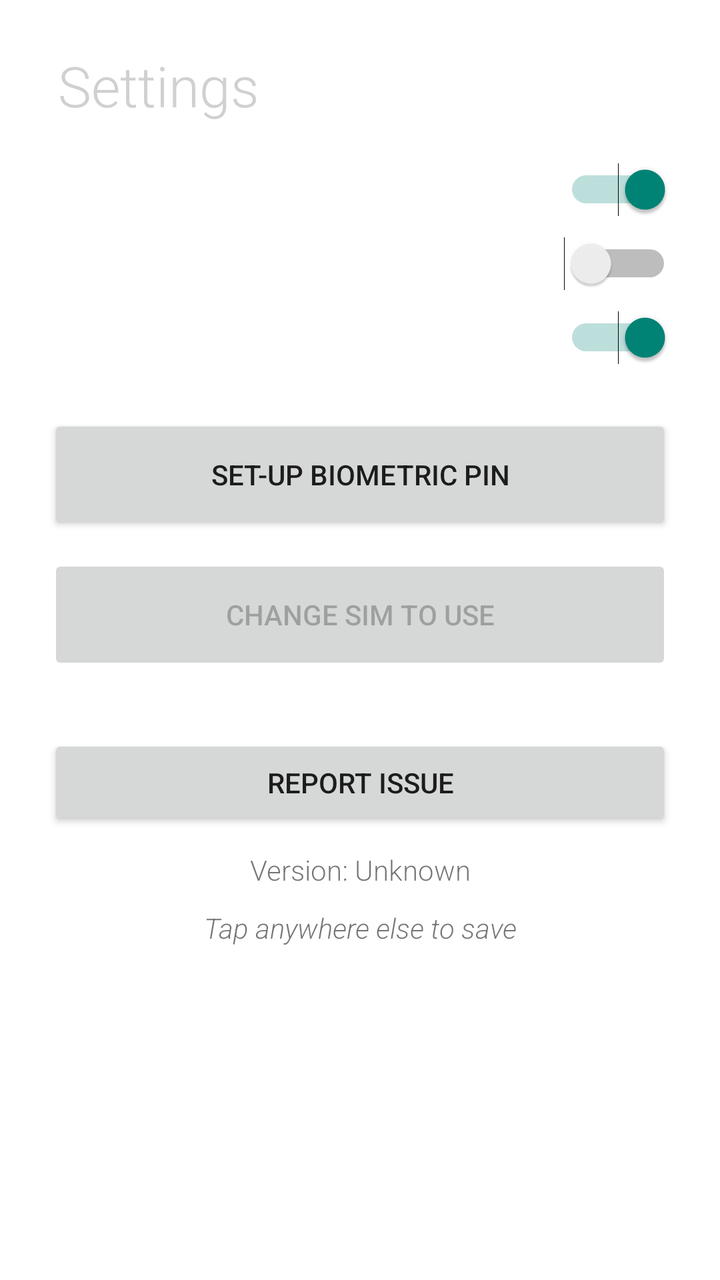
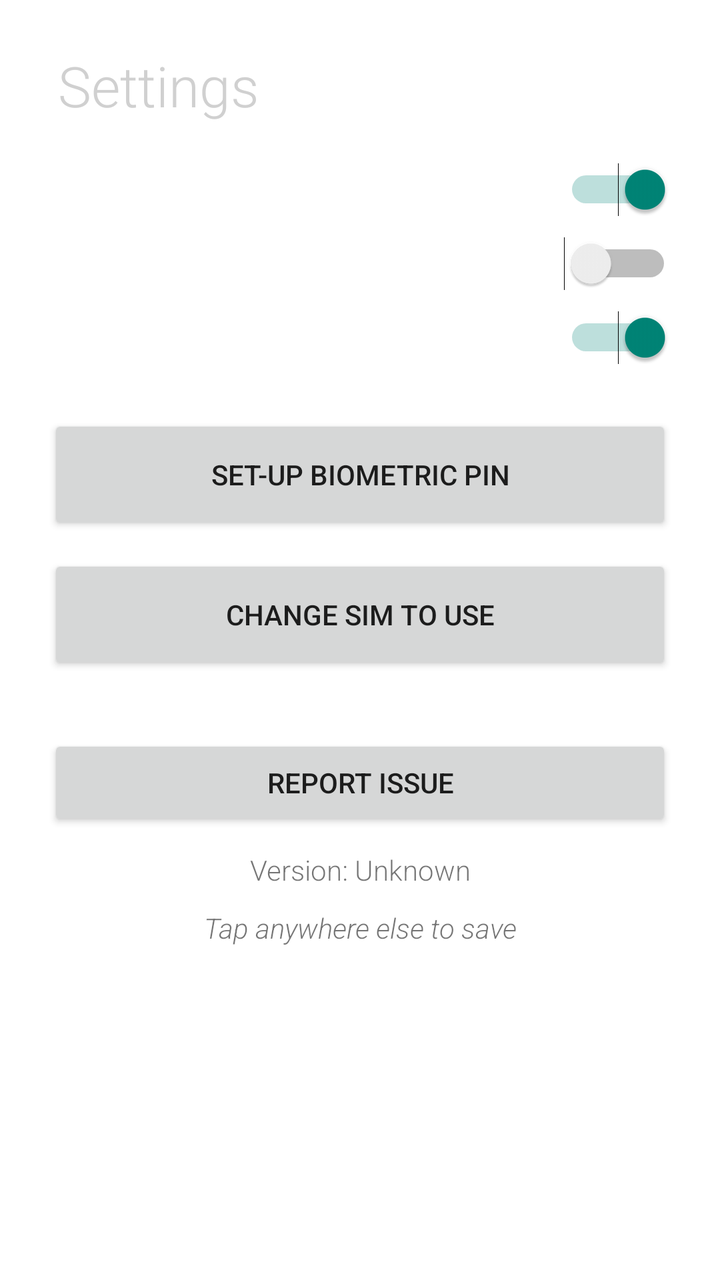

Screens rendered from an Android XML layout before and after an edit, with the pre-edit source and the edit as a unified diff.
<!-- AndroidManifest.xml: application theme Theme.Transparent -->
<!-- res/layout/settings.xml -->
<?xml version="1.0" encoding="utf-8"?>
<LinearLayout xmlns:android="http://schemas.android.com/apk/res/android"
    android:layout_width="match_parent"
    android:layout_height="wrap_content"
    android:orientation="vertical"
    android:padding="24dp">

    <TextView
        android:id="@+id/text4"
        android:layout_width="match_parent"
        android:layout_height="wrap_content"
        android:layout_gravity="center_horizontal"
        android:fontFamily="sans-serif-light"
        android:paddingLeft="5dp"
        android:text="Settings"
        android:textAlignment="textStart"
        android:textColor="@color/grey"
        android:textSize="28sp" />

    <Space
        android:layout_width="match_parent"
        android:layout_height="20dp" />

    <Switch
        android:id="@+id/lteOnlyToggle"
        android:layout_width="match_parent"
        android:layout_height="wrap_content"
        android:checked="true"
        android:enabled="true"
        android:paddingLeft="10dp"
        android:text="Use only 4G/5G"
        android:textColor="@color/white" />

    <Space
        android:layout_width="match_parent"
        android:layout_height="10dp" />

    <Switch
        android:id="@+id/networkStatsToggle"
        android:layout_width="match_parent"
        android:layout_height="wrap_content"
        android:paddingLeft="10dp"
        android:text="Show network stats"
        android:textColor="@color/white" />

    <Space
        android:layout_width="match_parent"
        android:layout_height="10dp" />

    <Switch
        android:id="@+id/really_pay_toggle"
        android:layout_width="match_parent"
        android:layout_height="wrap_content"
        android:checked="true"
        android:paddingLeft="10dp"
        android:text="Make a real payment"
        android:textColor="@color/white" />

    <Space
        android:layout_width="match_parent"
        android:layout_height="25dp" />

    <Button
        android:id="@+id/setup_biometrics_button"
        android:layout_width="match_parent"
        android:layout_height="60dp"
        android:text="Set-up Biometric PIN" />

    <Space
        android:layout_width="match_parent"
        android:layout_height="10dp" />

    <Button
        android:id="@+id/change_sim_button"
        android:layout_width="match_parent"
        android:layout_height="60dp"
        android:enabled="false"
        android:text="Change SIM to use" />

    <Space
        android:layout_width="match_parent"
        android:layout_height="30dp" />

    <Button
        android:id="@+id/report_bug_button"
        android:layout_width="match_parent"
        android:layout_height="wrap_content"
        android:text="REPORT ISSUE" />

    <Space
        android:layout_width="match_parent"
        android:layout_height="10dp" />

    <TextView
        android:id="@+id/version_text"
        android:layout_width="match_parent"
        android:layout_height="wrap_content"
        android:fontFamily="sans-serif-light"
        android:text="Version: Unknown"
        android:textAlignment="center" />

    <Space
        android:layout_width="match_parent"
        android:layout_height="10dp" />

    <TextView
        android:id="@+id/textView4"
        android:layout_width="match_parent"
        android:layout_height="wrap_content"
        android:fontFamily="sans-serif-light"
        android:text="Tap anywhere else to save"
        android:textAlignment="center"
        android:textStyle="italic" />


</LinearLayout>
<!-- resources referenced by this layout -->
<resources>
  <color name="grey">#D0D0D0</color>
  <color name="white">#FFFFFFFF</color>
  <style name="Theme.Transparent" parent="Theme.AppCompat.DayNight.NoActionBar">
          <item name="android:windowIsTranslucent">true</item>
          <item name="android:windowBackground">@android:color/transparent</item>
          <item name="android:windowContentOverlay">@null</item>
          <item name="android:windowNoTitle">true</item>
          <item name="android:windowIsFloating">false</item>
          <item name="android:backgroundDimEnabled">false</item>
      </style>
</resources>

<!-- the commit's change to res/layout/settings.xml (unified diff, before → after) -->
@@ -74,7 +74,7 @@
         android:id="@+id/change_sim_button"
         android:layout_width="match_parent"
         android:layout_height="60dp"
-        android:enabled="false"
+        android:enabled="true"
         android:text="Change SIM to use" />
 
     <Space
